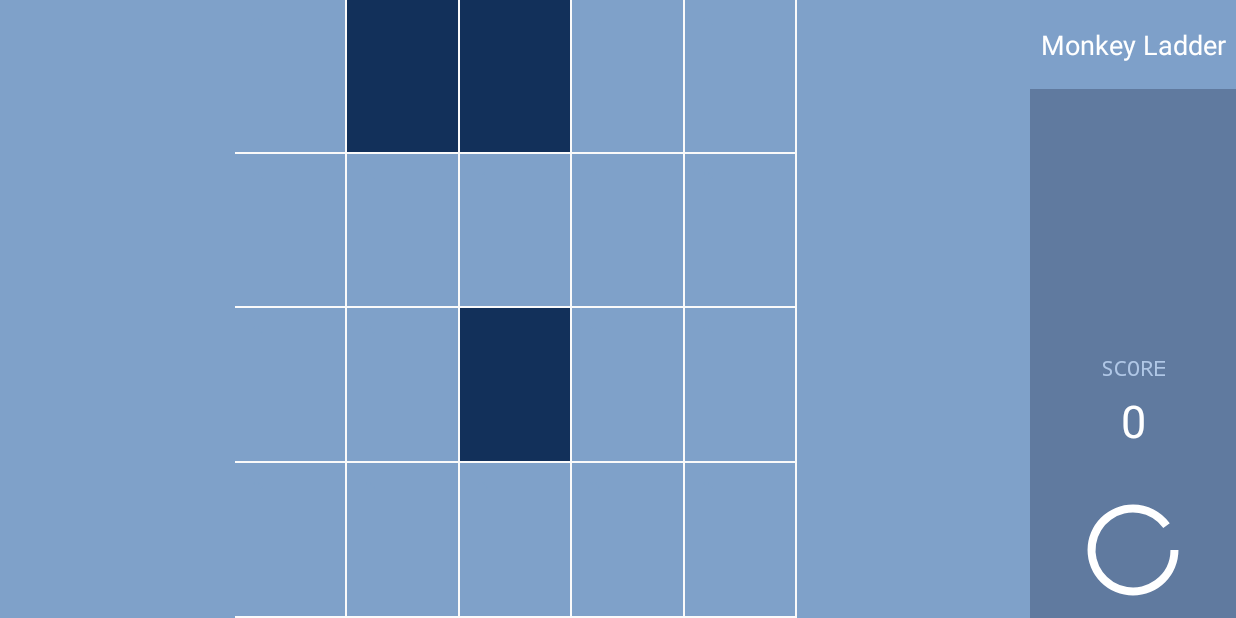
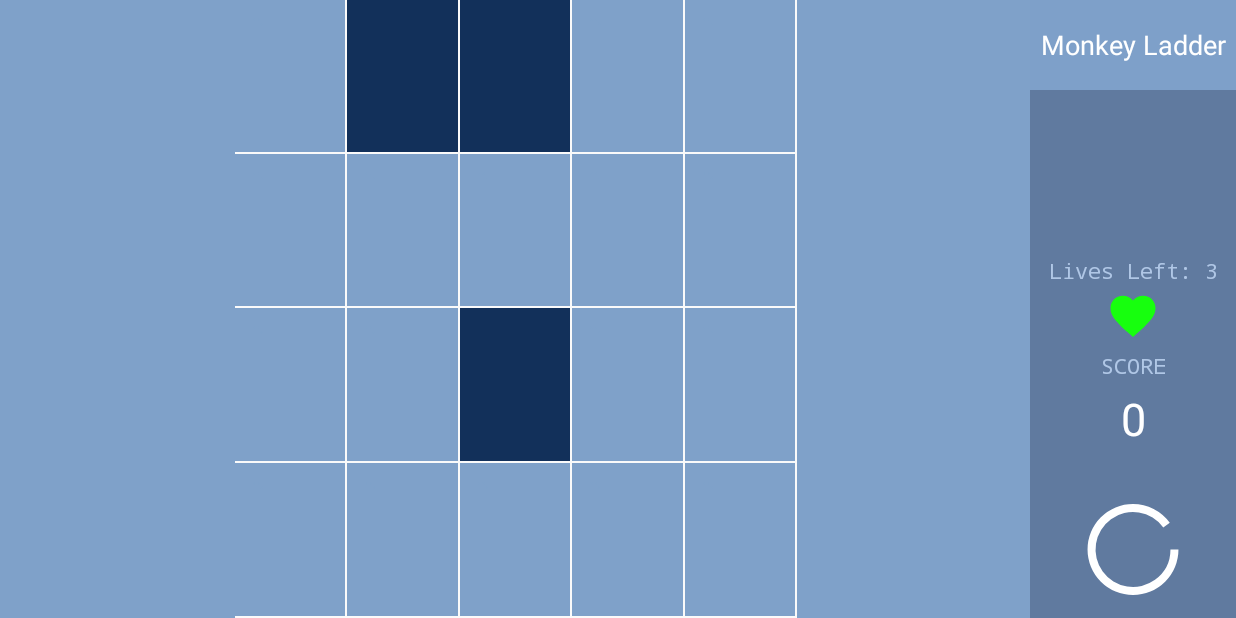
Before and after one commit to mahmadzadeh/monkey-ladder, an Android app: the screen it shows after launch (MainActivity), on a phone screen of 824 x 412 dp (held sideways). Run offline under Robolectric (Android 15) with nearby library versions, the phone set to English and light mode, and no system bars.

Commit message:
Added lives functionality feedback in the UI

```diff
--- a/app/src/main/java/com/monkeyladder/game/GameState.java
+++ b/app/src/main/java/com/monkeyladder/game/GameState.java
@@ -10,6 +10,15 @@ public class GameState {
         this.lives = lives;
         this.level = level;
         this.score = score;
+    }
+
+    /**
+     * Copy constructor
+     *
+     * @param gameState
+     */
+    public GameState( GameState gameState ) {
+        this( gameState.getLives(), gameState.getLevel(), gameState.getScore() );
     }
 
     public PlayerLives getLives( ) {
--- a/app/src/main/java/com/monkeyladder/game/MonkeyLadderGame.java
+++ b/app/src/main/java/com/monkeyladder/game/MonkeyLadderGame.java
@@ -20,7 +20,7 @@ public class MonkeyLadderGame {
     }
 
     public MonkeyLadderGame( GameLevel level ) {
-        this( new Board( DEFAULT_BOARD_SIZE, nextTrialForLevel( level ) ), level, PlayerLives.Default );
+        this( new Board( DEFAULT_BOARD_SIZE, nextTrialForLevel( level ) ), level, PlayerLives.getDefaultStartingValue() );
     }
 
     public List<Cell> getCurrentCellsSetOnBoard( ) {
@@ -71,4 +71,8 @@ public class MonkeyLadderGame {
         return Incorrect == result
                 && gameState.getLives().lifeCount <= 0;
     }
+
+    public GameState getCurrentState( ) {
+        return new GameState( this.gameState );
+    }
 }
--- /dev/null
+++ b/app/src/main/java/com/monkeyladder/game/PlayerLifeStatus.java
@@ -0,0 +1,8 @@
+package com.monkeyladder.game;
+
+public enum PlayerLifeStatus {
+    Healthy,
+    WarningState,
+    Danger;
+
+}
--- a/app/src/main/java/com/monkeyladder/game/PlayerLives.java
+++ b/app/src/main/java/com/monkeyladder/game/PlayerLives.java
@@ -1,24 +1,54 @@
 package com.monkeyladder.game;
 
-public enum  PlayerLives {
-    Zero(0),
-    One(1),
-    Two(2),
-    Three(3),
-    Default(3);
+public enum PlayerLives {
+    Zero( 0 ) {
+        @Override
+        public PlayerLifeStatus getHealth( ) {
+            return PlayerLifeStatus.Danger;
+        }
+    },
+    One( 1 ) {
+        @Override
+        public PlayerLifeStatus getHealth( ) {
+            return PlayerLifeStatus.Danger;
+        }
+    },
+    Two( 2 ) {
+        @Override
+        public PlayerLifeStatus getHealth( ) {
+            return PlayerLifeStatus.WarningState;
+        }
+    },
+    Three( 3 ) {
+        @Override
+        public PlayerLifeStatus getHealth( ) {
+            return PlayerLifeStatus.Healthy;
+        }
+    };
 
     int lifeCount;
+
     PlayerLives( int i ) {
-        lifeCount =i;
+        lifeCount = i;
     }
 
-    public static PlayerLives fromLifeCount(int count ){
-        for ( PlayerLives lives: PlayerLives.values() ) {
-            if(lives.lifeCount == count ){
+    public static PlayerLives fromLifeCount( int count ) {
+        for ( PlayerLives lives : PlayerLives.values() ) {
+            if ( lives.lifeCount == count ) {
                 return lives;
             }
         }
 
-        throw new IllegalArgumentException(String.format( "invalid life count give %s", count ));
+        throw new IllegalArgumentException( String.format( "invalid life count give %s", count ) );
     }
+
+    public static PlayerLives getDefaultStartingValue( ) {
+        return Three;
+    }
+
+    public int getLifeCount( ) {
+        return lifeCount;
+    }
+
+    public abstract PlayerLifeStatus getHealth( );
 }
--- a/app/src/main/java/com/monkeyladder/ui/mainscreen/MainActivity.java
+++ b/app/src/main/java/com/monkeyladder/ui/mainscreen/MainActivity.java
@@ -1,6 +1,7 @@
 package com.monkeyladder.ui.mainscreen;
 
 import android.os.Bundle;
+import android.util.Log;
 import android.view.View;
 import android.widget.ImageView;
 import android.widget.ProgressBar;
@@ -11,6 +12,7 @@ import com.monkeyladder.game.GameLevel;
 import com.monkeyladder.game.GameState;
 import com.monkeyladder.game.Location;
 import com.monkeyladder.game.MonkeyLadderGame;
+import com.monkeyladder.game.PlayerLives;
 
 import java.util.List;
 import java.util.Timer;
@@ -27,6 +29,9 @@ public class MainActivity extends AppCompatActivity implements MainActivityViewC
     private MainActivityPresenter presenter = null;
     private ProgressBar progressBar;
     private ImageView resultImage;
+    private ImageView livesImage;
+    private TextView livesText;
+
     private boolean isReadyForUserInput = false;
 
     @Override
@@ -39,8 +44,7 @@ public class MainActivity extends AppCompatActivity implements MainActivityViewC
 
         setContentView( R.layout.activity_main );
 
-        progressBar = findViewById( R.id.progressBar );
-        resultImage = findViewById( R.id.userSelectionResult );
+        initUserInterfaceElements();
 
         presenter.startOneRound();
     }
@@ -156,4 +160,35 @@ public class MainActivity extends AppCompatActivity implements MainActivityViewC
     public void onGameEnd( ) {
         //
     }
+
+    @Override
+    public void updateLivesInUI( PlayerLives lives ) {
+        livesText = findViewById( R.id.livesLeftText );
+        int lifeCount = lives.getLifeCount();
+        Log.e( "Main Activity ", ">>>>>>Updating life count in UI lifeCount: " + lifeCount );
+        livesText.setText( getResources().getString( R.string.livesText, lifeCount ) );
+        switch ( lives.getHealth() ) {
+            case Danger:
+                this.livesImage.setImageResource( R.drawable.heart_danger );
+                break;
+            case WarningState:
+                this.livesImage.setImageResource( R.drawable.heart_warning );
+                break;
+            case Healthy:
+                this.livesImage.setImageResource( R.drawable.heart_healthy );
+                break;
+            default:
+                throw new RuntimeException( "Unable to determine the health image to be used " +
+                        "for lives " + lives );
+        }
+    }
+
+    private void initUserInterfaceElements( ) {
+        progressBar = findViewById( R.id.progressBar );
+        resultImage = findViewById( R.id.userSelectionResult );
+        livesImage = findViewById( R.id.livesImage );
+        livesImage.setImageResource( R.drawable.heart_healthy );
+        livesText = findViewById( R.id.livesLeftText );
+        livesText.setText( getResources().getString( R.string.livesText, presenter.getCurrentGameState().getLives().getLifeCount() ) );
+    }
 }
--- a/app/src/main/java/com/monkeyladder/ui/mainscreen/MainActivityModelContract.java
+++ b/app/src/main/java/com/monkeyladder/ui/mainscreen/MainActivityModelContract.java
@@ -21,4 +21,6 @@ interface MainActivityModelContract {
     void resetGame( );
 
     boolean isEndGame( UserInputEvaluationResult result );
+
+    GameState getCurrentGameState( );
 }
--- a/app/src/main/java/com/monkeyladder/ui/mainscreen/MainActivityPresenter.java
+++ b/app/src/main/java/com/monkeyladder/ui/mainscreen/MainActivityPresenter.java
@@ -1,16 +1,13 @@
 package com.monkeyladder.ui.mainscreen;
 
+import com.monkeyladder.game.GameState;
 import com.monkeyladder.game.Location;
 import com.monkeyladder.game.UserInputEvaluationResult;
-
-import java.util.ArrayList;
-import java.util.List;
 
 class MainActivityPresenter implements MainActivityPresenterContract {
 
     private final MainActivityViewContract view;
     private final MainActivityModelContract model;
-    private final List<Location> selectedLocations = new ArrayList<>();
     private final GameCountDownTimer timer;
 
     public MainActivityPresenter( MainActivityViewContract viewContract, MainActivityModelContract model,
@@ -60,7 +57,10 @@ class MainActivityPresenter implements MainActivityPresenterContract {
         view.clearHighlightedCells();
 
         UserInputEvaluationResult result = model.evaluateUserInput();
-        view.updateGameStateInUI( model.updateGameState( result ) );
+
+        GameState gameState = model.updateGameState( result );
+
+        view.updateGameStateInUI( gameState );
 
         model.resetGame();
 
@@ -68,11 +68,18 @@ class MainActivityPresenter implements MainActivityPresenterContract {
             view.displayUserSelectionCorrectFeedback();
         } else {
             view.displayUserSelectionIncorrectFeedback();
+            view.updateLivesInUI( gameState.getLives() );
         }
+
         if ( model.isEndGame( result ) ) {
             view.onGameEnd();
         } else {
             startOneRound();
         }
     }
+
+    @Override
+    public GameState getCurrentGameState( ) {
+        return model.getCurrentGameState();
+    }
 }
--- a/app/src/main/java/com/monkeyladder/ui/mainscreen/MainActivityPresenterContract.java
+++ b/app/src/main/java/com/monkeyladder/ui/mainscreen/MainActivityPresenterContract.java
@@ -1,8 +1,7 @@
 package com.monkeyladder.ui.mainscreen;
 
+import com.monkeyladder.game.GameState;
 import com.monkeyladder.game.Location;
-
-import java.util.List;
 
 public interface MainActivityPresenterContract {
 
@@ -17,4 +16,6 @@ public interface MainActivityPresenterContract {
     void collectSelectedLocation( Location location );
 
     void endOneRound( );
+
+    GameState getCurrentGameState( );
 }
--- a/app/src/main/java/com/monkeyladder/ui/mainscreen/MainActivityViewContract.java
+++ b/app/src/main/java/com/monkeyladder/ui/mainscreen/MainActivityViewContract.java
@@ -1,6 +1,7 @@
 package com.monkeyladder.ui.mainscreen;
 
 import com.monkeyladder.game.GameState;
+import com.monkeyladder.game.PlayerLives;
 
 import java.util.List;
 
@@ -25,4 +26,6 @@ interface MainActivityViewContract {
     void setReadyToTakeUserInput( boolean isReady );
 
     void onGameEnd( );
+
+    void updateLivesInUI( PlayerLives lives );
 }
--- a/app/src/main/java/com/monkeyladder/ui/mainscreen/MainScreenModel.java
+++ b/app/src/main/java/com/monkeyladder/ui/mainscreen/MainScreenModel.java
@@ -52,6 +52,11 @@ class MainScreenModel implements MainActivityModelContract {
         return monkeyLadderGame.isGameEnd( result );
     }
 
+    @Override
+    public GameState getCurrentGameState( ) {
+        return monkeyLadderGame.getCurrentState();
+    }
+
     private List<LocationData> convert( List<Cell> setCells ) {
         return setCells
                 .stream()
--- /dev/null
+++ b/app/src/main/res/drawable-v24/heart_danger.xml
@@ -0,0 +1,10 @@
+<vector xmlns:android="http://schemas.android.com/apk/res/android"
+    android:width="24dp"
+    android:height="24dp"
+    android:tint="#E91E63"
+    android:viewportWidth="24"
+    android:viewportHeight="24">
+    <path
+        android:fillColor="@android:color/white"
+        android:pathData="M12,21.35l-1.45,-1.32C5.4,15.36 2,12.28 2,8.5 2,5.42 4.42,3 7.5,3c1.74,0 3.41,0.81 4.5,2.09C13.09,3.81 14.76,3 16.5,3 19.58,3 22,5.42 22,8.5c0,3.78 -3.4,6.86 -8.55,11.54L12,21.35z" />
+</vector>
--- /dev/null
+++ b/app/src/main/res/drawable-v24/heart_warning.xml
@@ -0,0 +1,10 @@
+<vector xmlns:android="http://schemas.android.com/apk/res/android"
+    android:width="24dp"
+    android:height="24dp"
+    android:tint="#FF9800"
+    android:viewportWidth="24"
+    android:viewportHeight="24">
+    <path
+        android:fillColor="@android:color/white"
+        android:pathData="M12,21.35l-1.45,-1.32C5.4,15.36 2,12.28 2,8.5 2,5.42 4.42,3 7.5,3c1.74,0 3.41,0.81 4.5,2.09C13.09,3.81 14.76,3 16.5,3 19.58,3 22,5.42 22,8.5c0,3.78 -3.4,6.86 -8.55,11.54L12,21.35z" />
+</vector>
--- /dev/null
+++ b/app/src/main/res/drawable/heart_healthy.xml
@@ -0,0 +1,10 @@
+<vector xmlns:android="http://schemas.android.com/apk/res/android"
+    android:width="24dp"
+    android:height="24dp"
+    android:tint="#17FF0E"
+    android:viewportWidth="24"
+    android:viewportHeight="24">
+    <path
+        android:fillColor="@android:color/white"
+        android:pathData="M12,21.35l-1.45,-1.32C5.4,15.36 2,12.28 2,8.5 2,5.42 4.42,3 7.5,3c1.74,0 3.41,0.81 4.5,2.09C13.09,3.81 14.76,3 16.5,3 19.58,3 22,5.42 22,8.5c0,3.78 -3.4,6.86 -8.55,11.54L12,21.35z" />
+</vector>
--- a/app/src/main/res/layout/content_main.xml
+++ b/app/src/main/res/layout/content_main.xml
@@ -501,10 +501,10 @@
         </LinearLayout>
 
         <LinearLayout
-            android:id="@+id/timeSectionLayout"
+            android:id="@+id/userSectionLayout"
             android:layout_width="match_parent"
             android:layout_height="match_parent"
-            android:layout_weight=".75"
+            android:layout_weight=".95"
             android:background="#607A9F"
             android:orientation="vertical">
 
@@ -515,6 +515,34 @@
                 android:layout_weight="3"
                 android:gravity="center_horizontal"
 
+                android:textColor="#FFFFFF"
+                android:textSize="30sp" />
+        </LinearLayout>
+
+        <LinearLayout
+            android:id="@+id/userLivesLayout"
+            android:layout_width="match_parent"
+            android:layout_height="match_parent"
+            android:layout_weight="1.1"
+            android:background="#607A9F"
+            android:orientation="vertical">
+
+            <TextView
+                android:id="@+id/livesLeftText"
+                android:layout_width="match_parent"
+                android:layout_height="wrap_content"
+                android:layout_weight="1.35"
+                android:fontFamily="monospace"
+                android:gravity="center"
+                android:text="@string/livesText"
+                android:textColor="#B0C7E6" />
+
+            <ImageView
+                android:id="@+id/livesImage"
+                android:layout_width="match_parent"
+                android:layout_height="wrap_content"
+                android:layout_weight="3"
+                android:gravity="center_horizontal"
                 android:textColor="#FFFFFF"
                 android:textSize="30sp" />
         </LinearLayout>
--- a/app/src/main/res/values/strings.xml
+++ b/app/src/main/res/values/strings.xml
@@ -7,4 +7,5 @@
     <string name="score">0</string>
     <string name="monkeyLadder">Monkey Ladder</string>
     <string name="zeroScore">0</string>
+    <string name="livesText">Lives Left: %1$d</string>
 </resources>
```
